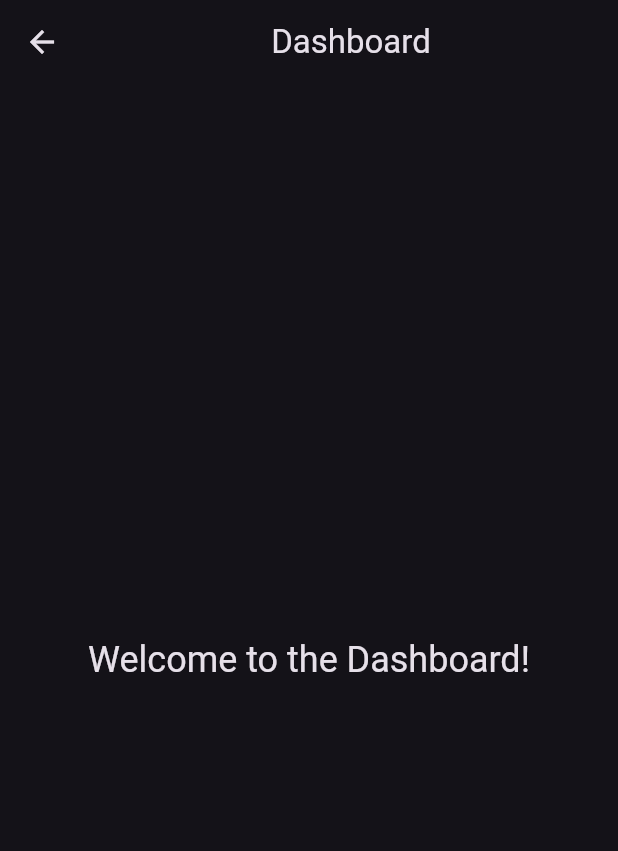
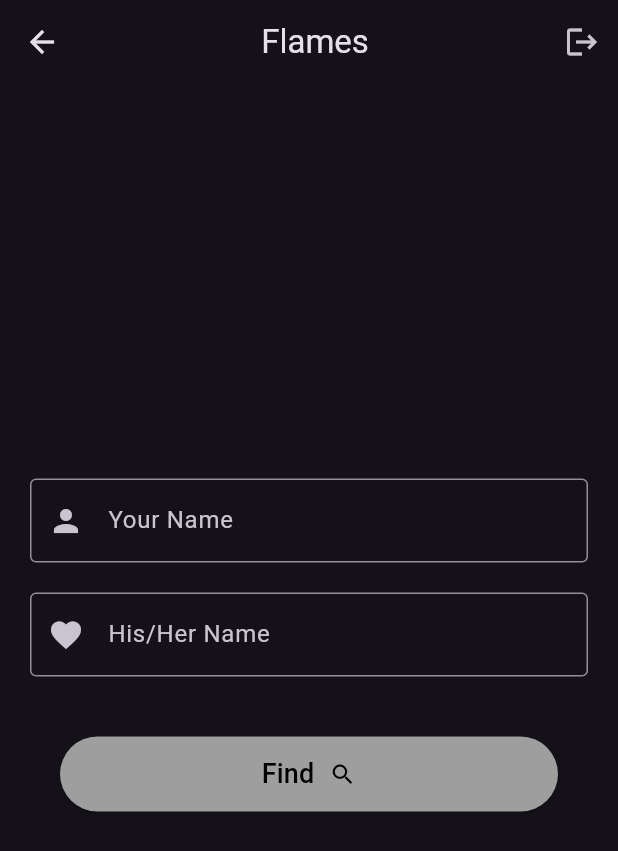
Before and after one commit to smilekaliraj5/flutter, a Flutter app: the DashboardScreen screen opened directly, on a phone screen of 412 x 824 dp. Shown: the top 851 px of the screen. Run offline on Flutter 3.47's test engine with Material 3 defaults, Android fonts, the phone set to English and light mode, and no system bars; network calls fail.

Commit message:
Flames Logic
Did Some Modification In Weather App

```diff
--- a/login_app/lib/screens/dashboard_screen.dart
+++ b/login_app/lib/screens/dashboard_screen.dart
@@ -1,7 +1,86 @@
 import 'package:flutter/material.dart';
+import 'package:login_app/screens/login_screen.dart';
+import 'package:login_app/widgets/custom_button.dart';
+import 'package:login_app/widgets/custom_textfield.dart';
 
-class DashboardScreen extends StatelessWidget {
+class DashboardScreen extends StatefulWidget {
   const DashboardScreen({super.key});
+
+  @override
+  State<DashboardScreen> createState() => _DashboardScreenState();
+}
+
+class _DashboardScreenState extends State<DashboardScreen> {
+  final TextEditingController _name1Controller = TextEditingController();
+  final TextEditingController _name2Controller = TextEditingController();
+  String result = '';
+
+  void toast(title, res) {
+    showDialog(
+      context: context,
+      builder: (context) => AlertDialog(
+        title: Text(title),
+        content: Text(result),
+        actions: [
+          TextButton(
+            onPressed: () => Navigator.of(context).pop(),
+            child: const Text('OK'),
+          ),
+        ],
+      ),
+    );
+  }
+
+  void calculateFlames() {
+    String name1 = _name1Controller.text.trim().toLowerCase();
+    String name2 = _name2Controller.text.trim().toLowerCase();
+    if (name1.isEmpty || name2.isEmpty) {
+      setState(() {
+        result = "Please enter both names!";
+        toast('Missing', result);
+      });
+      return;
+    }
+
+    if (name1 == name2) {
+      setState(() {
+        result = "Try different names";
+        toast('No letters left', result);
+      });
+    } else {
+      // Remove common characters
+      for (int i = 0; i < name1.length; i++) {
+        if (name2.contains(name1[i])) {
+          name2 = name2.replaceFirst(name1[i], '');
+          name1 = name1.replaceFirst(name1[i], '');
+          i = -1; // Restart iteration
+        }
+      }
+      int remainingCount = name1.length + name2.length;
+
+      // Flames logic
+      List<String> flames = [
+        'Friends',
+        'Love',
+        'Affection',
+        'Marriage',
+        'Enemy',
+        'Siblings'
+      ];
+      while (flames.length > 1) {
+        int removeIndex = (remainingCount % flames.length) - 1;
+        if (removeIndex >= 0) {
+          flames.removeAt(removeIndex);
+        } else {
+          flames.removeLast();
+        }
+      }
+      setState(() {
+        result = flames.first;
+        toast('Relationship', result);
+      });
+    }
+  }
 
   @override
   Widget build(BuildContext context) {
@@ -9,14 +88,47 @@ class DashboardScreen extends StatelessWidget {
       appBar: AppBar(
         title: const Center(
           child: Text(
-            'Dashboard',
+            'Flames',
           ),
         ),
+        actions: [
+          IconButton(
+            icon: const Icon(Icons.logout),
+            tooltip: 'Logout',
+            onPressed: () {
+              Navigator.push(
+                context,
+                MaterialPageRoute(
+                  builder: (context) => const LoginScreen(),
+                ),
+              );
+            },
+          ),
+        ],
       ),
-      body: Center(
-        child: Text(
-          'Welcome to the Dashboard!',
-          style: Theme.of(context).textTheme.headlineSmall,
+      body: Padding(
+        padding: const EdgeInsets.all(20.0),
+        child: Column(
+          mainAxisAlignment: MainAxisAlignment.center,
+          children: [
+            CustomTextField(
+              controller: _name1Controller,
+              label: 'Your Name',
+              icon: Icons.person,
+            ),
+            const SizedBox(height: 20),
+            CustomTextField(
+              controller: _name2Controller,
+              label: 'His/Her Name',
+              icon: Icons.favorite,
+            ),
+            const SizedBox(height: 20),
+            CustomButton(
+              text: 'Find',
+              icon: Icons.search,
+              onPressed: calculateFlames,
+            ),
+          ],
         ),
       ),
     );
--- a/login_app/lib/screens/login_screen.dart
+++ b/login_app/lib/screens/login_screen.dart
@@ -33,7 +33,7 @@ class LoginScreen extends StatelessWidget {
             content: const Text('Incorrect Email or Password.'),
             actions: [
               TextButton(
-                onPressed: () => Navigator.pop(context),
+                onPressed: () => Navigator.of(context).pop(),
                 child: const Text('OK'),
               ),
             ],
@@ -66,6 +66,7 @@ class LoginScreen extends StatelessWidget {
             const SizedBox(height: 20),
             CustomButton(
               text: 'Login',
+              icon: Icons.login,
               onPressed: validateLogin,
             ),
           ],
--- a/login_app/lib/widgets/custom_button.dart
+++ b/login_app/lib/widgets/custom_button.dart
@@ -2,11 +2,13 @@ import 'package:flutter/material.dart';
 
 class CustomButton extends StatelessWidget {
   final String text;
+  final IconData icon;
   final VoidCallback onPressed;
 
   const CustomButton({
     super.key,
     required this.text,
+    required this.icon,
     required this.onPressed,
   });
 
@@ -33,10 +35,10 @@ class CustomButton extends StatelessWidget {
             const SizedBox(
               width: 10,
             ),
-            const Icon(
-              Icons.login,
+            Icon(
+              icon,
               color: Colors.black,
-            )
+            ),
           ],
         ),
       ),
--- a/weather_app/lib/main.dart
+++ b/weather_app/lib/main.dart
@@ -1,5 +1,5 @@
 import 'package:flutter/material.dart';
-import 'package:weather_app/weather_screen.dart';
+import 'package:weather_app/screens/weather_screen.dart';
 
 void main() {
   runApp(const MyApp());
--- a/weather_app/lib/weather_screen.dart
+++ b/weather_app/lib/screens/weather_screen.dart
@@ -3,9 +3,9 @@ import 'dart:convert';
 import 'package:intl/intl.dart';
 import 'package:flutter/material.dart';
 import 'package:http/http.dart' as http;
-import 'package:weather_app/secrets.dart';
-import 'package:weather_app/hourly_forecaset_item.dart';
-import 'package:weather_app/additional_information_item.dart';
+import 'package:weather_app/global_variables.dart';
+import 'package:weather_app/widgets/hourly_forecaset_item.dart';
+import 'package:weather_app/widgets/additional_information_item.dart';
 
 class WeatherScreen extends StatefulWidget {
   const WeatherScreen({super.key});
```
Also changed, not shown: weather_app/lib/global_variables.dart (renamed from weather_app/lib/secrets.dart), weather_app/lib/widgets/additional_information_item.dart (renamed from weather_app/lib/additional_information_item.dart), weather_app/lib/widgets/hourly_forecaset_item.dart (renamed from weather_app/lib/hourly_forecaset_item.dart).
